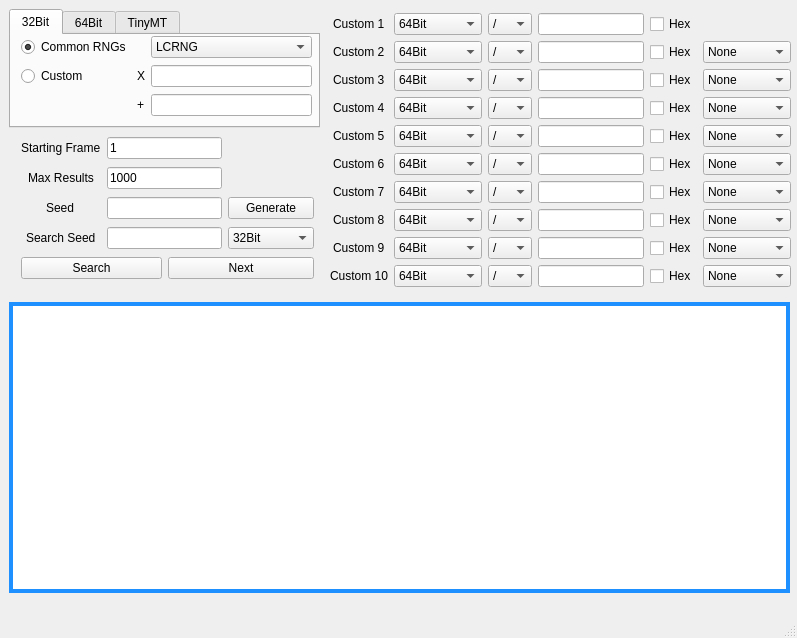
Above: Forms/Researcher.ui from Admiral-Fish/PokeFinder before the change. Below: the same form after it.
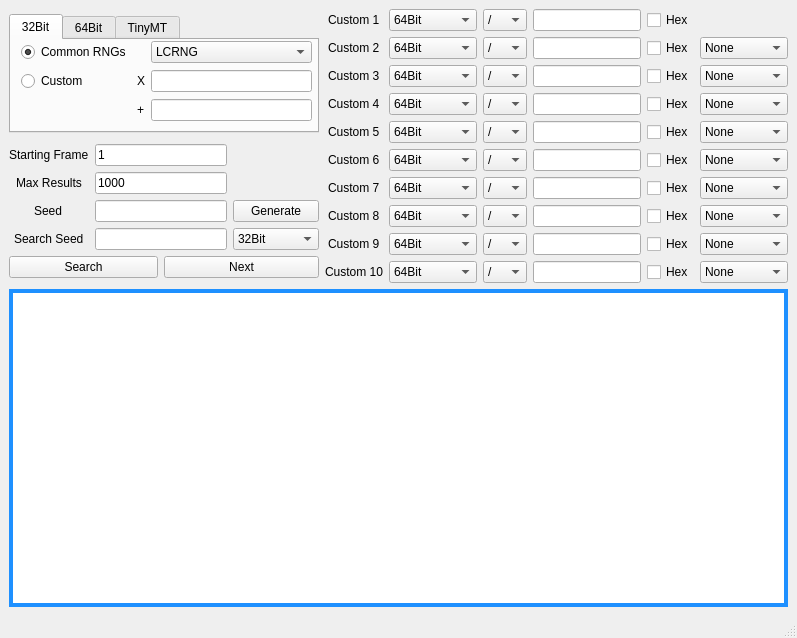
That is the form after the change. Custom widgets are drawn as their Qt base class.

Commit message: Researcher resizing

What changed in the file:
```diff
--- a/Forms/Researcher.ui
+++ b/Forms/Researcher.ui
@@ -10,18 +10,24 @@
     <height>638</height>
    </rect>
   </property>
+  <property name="minimumSize">
+   <size>
+    <width>797</width>
+    <height>638</height>
+   </size>
+  </property>
   <property name="windowTitle">
    <string notr="true">Researcher</string>
   </property>
   <widget class="QWidget" name="centralwidget">
+   <layout class="QGridLayout" name="gridLayout_4">
+    <item row="0" column="0">
    <widget class="QTabWidget" name="rngSelection">
-    <property name="geometry">
-     <rect>
-      <x>9</x>
-      <y>9</y>
+      <property name="maximumSize">
+       <size>
       <width>311</width>
       <height>119</height>
-     </rect>
+       </size>
     </property>
     <property name="styleSheet">
      <string notr="true"/>
@@ -308,42 +314,8 @@
      </widget>
     </widget>
    </widget>
-   <widget class="QTableView" name="tableView">
-    <property name="geometry">
-     <rect>
-      <x>9</x>
-      <y>302</y>
-      <width>781</width>
-      <height>291</height>
-     </rect>
-    </property>
-    <property name="styleSheet">
-     <string notr="true">QTableView {
-	border: 4px solid DodgerBlue;
-}
-
-QHeaderView::section {
-	border: none;
-	background-color: #274050;
-	padding-top: 3px;
-	padding-bottom: 3px;
-	color: white;
-}
-</string>
-    </property>
-    <property name="editTriggers">
-     <set>QAbstractItemView::NoEditTriggers</set>
-    </property>
-   </widget>
-   <widget class="QWidget" name="layoutWidget">
-    <property name="geometry">
-     <rect>
-      <x>330</x>
-      <y>13</y>
-      <width>461</width>
-      <height>281</height>
-     </rect>
-    </property>
+    </item>
+    <item row="0" column="1" rowspan="2">
     <layout class="QGridLayout" name="gridLayoutCustoms">
      <property name="sizeConstraint">
       <enum>QLayout::SetNoConstraint</enum>
@@ -2650,16 +2622,8 @@
       </widget>
      </item>
     </layout>
-   </widget>
-   <widget class="QWidget" name="">
-    <property name="geometry">
-     <rect>
-      <x>21</x>
-      <y>135</y>
-      <width>293</width>
-      <height>151</height>
-     </rect>
-    </property>
+    </item>
+    <item row="1" column="0">
     <layout class="QGridLayout" name="gridLayout">
      <item row="0" column="0" alignment="Qt::AlignHCenter|Qt::AlignVCenter">
       <widget class="QLabel" name="label_22">
@@ -2760,7 +2724,29 @@
       </widget>
      </item>
     </layout>
-   </widget>
+    </item>
+    <item row="2" column="0" colspan="2">
+     <widget class="QTableView" name="tableView">
+      <property name="styleSheet">
+       <string notr="true">QTableView {
+	border: 4px solid DodgerBlue;
+}
+
+QHeaderView::section {
+	border: none;
+	background-color: #274050;
+	padding-top: 3px;
+	padding-bottom: 3px;
+	color: white;
+}
+</string>
+      </property>
+      <property name="editTriggers">
+       <set>QAbstractItemView::NoEditTriggers</set>
+      </property>
+     </widget>
+    </item>
+   </layout>
   </widget>
   <widget class="QMenuBar" name="menubar">
    <property name="geometry">
```
Lines whose indentation alone changed are shown as unchanged.
